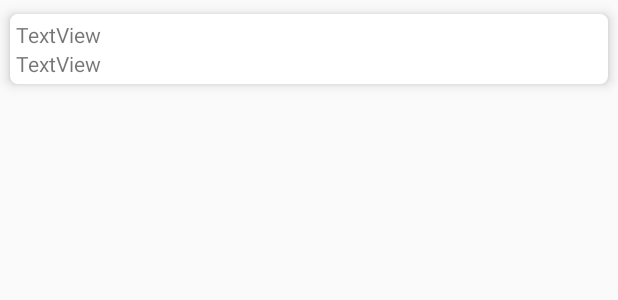
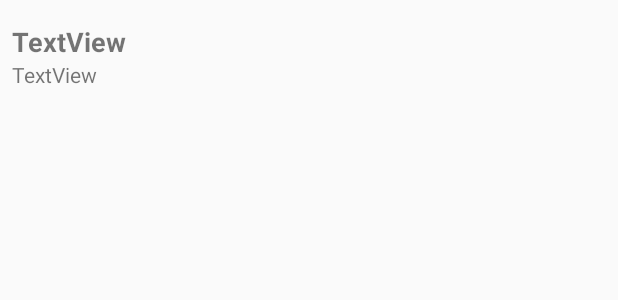
Before and after one commit to JoshHalvorson/PetAdoptionHelper, an Android app: the layout pet_list_element_layout.xml on its own in the app's theme, with its tools: preview values and no code run, on a phone screen of 412 x 824 dp. Shown: the top 300 px of the screen. Run offline under Robolectric (Android 15) with nearby library versions, the phone set to English and light mode, and no system bars.

Commit message:
Change card view to a line separating elements

```diff
--- /dev/null
+++ b/app/src/main/res/drawable/divider.xml
@@ -0,0 +1,6 @@
+<?xml version="1.0" encoding="UTF-8"?>
+<shape xmlns:android="http://schemas.android.com/apk/res/android"
+    android:shape="rectangle">
+    <solid android:color="@color/colorPrimary"/>
+    <size android:height="0.5dp"/>
+</shape>
--- a/app/src/main/res/layout/pet_list_element_layout.xml
+++ b/app/src/main/res/layout/pet_list_element_layout.xml
@@ -1,34 +1,28 @@
 <?xml version="1.0" encoding="utf-8"?>
 <android.support.constraint.ConstraintLayout xmlns:android="http://schemas.android.com/apk/res/android"
     xmlns:app="http://schemas.android.com/apk/res-auto"
-    android:layout_width="match_parent"
-    android:layout_height="wrap_content">
-
-    <android.support.v7.widget.CardView
-        android:id="@+id/parent_view"
+    xmlns:tools="http://schemas.android.com/tools"
     android:layout_width="match_parent"
     android:layout_height="wrap_content"
-        app:cardCornerRadius="5dp"
-        app:cardElevation="5dp"
-        app:cardPreventCornerOverlap="true"
-        app:cardUseCompatPadding="true"
-        app:contentPadding="4dp"
-        app:layout_constraintBottom_toBottomOf="parent"
-        app:layout_constraintEnd_toEndOf="parent"
-        app:layout_constraintHorizontal_bias="0.5"
-        app:layout_constraintStart_toStartOf="parent"
-        app:layout_constraintTop_toTopOf="parent">
+    android:layout_marginStart="8dp"
+    android:layout_marginTop="15dp"
+    android:layout_marginEnd="8dp"
+    android:layout_marginBottom="15dp">
 
     <LinearLayout
         android:layout_width="match_parent"
         android:layout_height="match_parent"
-            android:orientation="vertical">
+        android:orientation="vertical"
+        tools:layout_editor_absoluteX="11dp"
+        tools:layout_editor_absoluteY="13dp">
 
         <TextView
             android:id="@+id/pet_name"
             android:layout_width="wrap_content"
             android:layout_height="wrap_content"
-                android:text="TextView" />
+            android:text="TextView"
+            android:textSize="18sp"
+            android:textStyle="bold" />
 
         <TextView
             android:id="@+id/pet_desc"
@@ -38,5 +32,4 @@
 
     </LinearLayout>
 
-    </android.support.v7.widget.CardView>
 </android.support.constraint.ConstraintLayout>
```
Also changed, not shown: app/src/main/java/com/joshuahalvorson/petadoptionhelper/view/fragment/AnimalListFragment.java (+12 -6 lines), app/src/main/java/com/joshuahalvorson/petadoptionhelper/view/fragment/ShelterListFragment.java (+13 -7 lines), app/src/main/res/layout/shelter_list_element_layout.xml (+11 -18 lines). Lines whose indentation alone changed are shown as unchanged.
